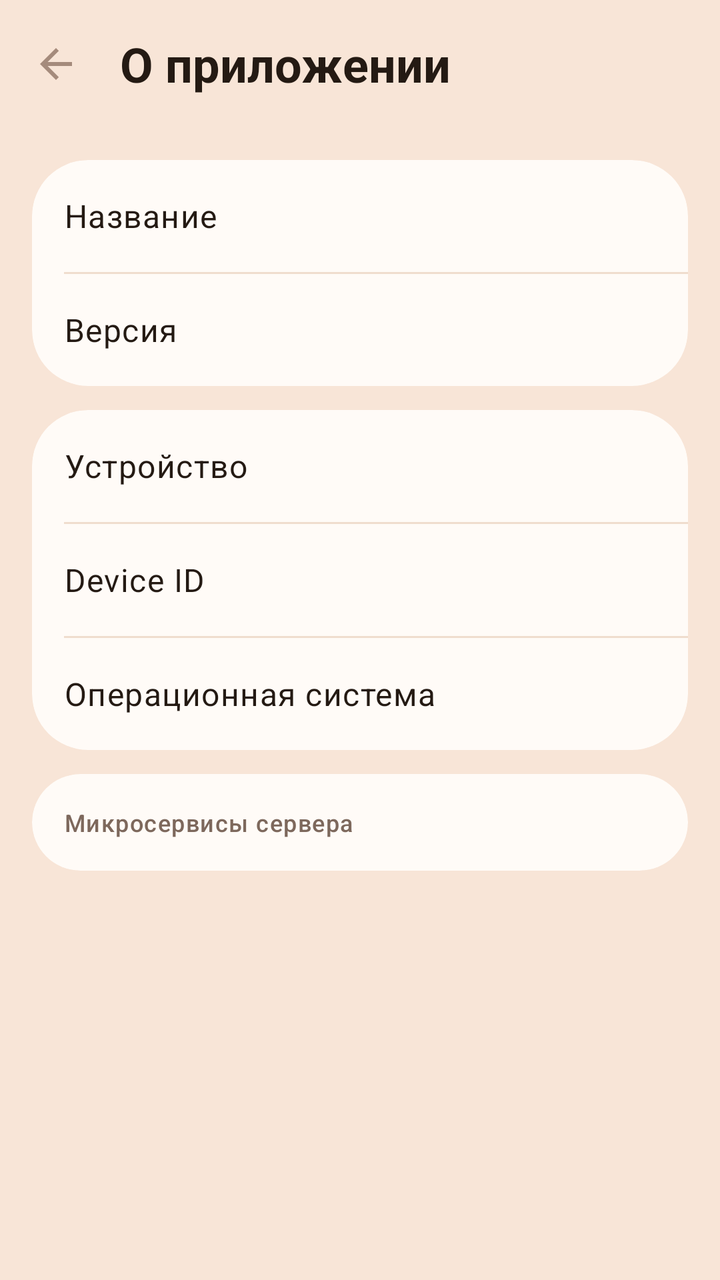
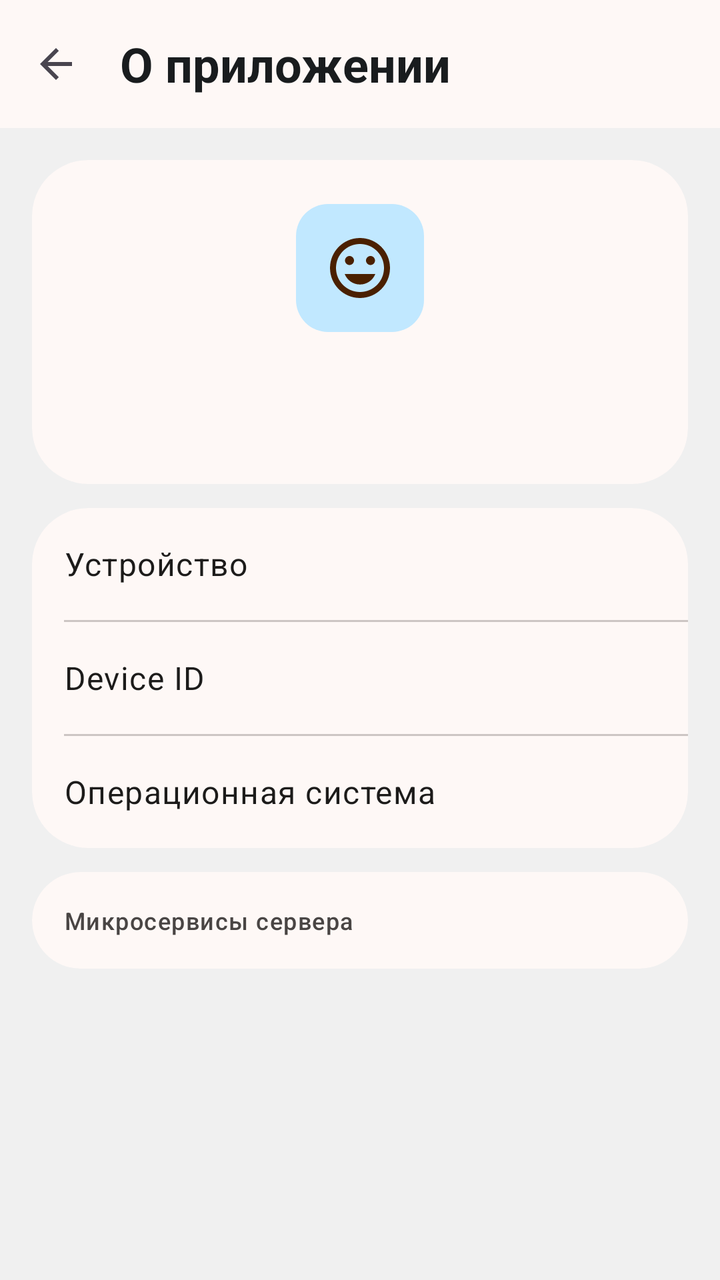

The first picture is an Android layout as it rendered before a commit; the second is the same layout after the commit. The layout source and the unified diff follow.
<!-- AndroidManifest.xml: activity theme Theme.BarkfluffClientAndroid.Settings2A -->
<!-- res/layout/activity_about.xml -->
<?xml version="1.0" encoding="utf-8"?>
<androidx.coordinatorlayout.widget.CoordinatorLayout xmlns:android="http://schemas.android.com/apk/res/android"
    xmlns:app="http://schemas.android.com/apk/res-auto"
    android:layout_width="match_parent"
    android:layout_height="match_parent"
    android:fitsSystemWindows="true">

    <com.google.android.material.appbar.AppBarLayout
        android:id="@+id/appBarLayout"
        android:layout_width="match_parent"
        android:layout_height="wrap_content"
        android:background="?attr/colorSurface">

        <com.google.android.material.appbar.MaterialToolbar
            android:id="@+id/toolbar"
            android:layout_width="match_parent"
            android:layout_height="?attr/actionBarSize"
            app:navigationIcon="@drawable/ic_back"
            app:title="@string/about_settings_title"
            app:titleTextAppearance="@style/TextAppearance.Barkfluff.Settings2A.Title"
            app:titleTextColor="@color/profile_settings_on_surface" />

    </com.google.android.material.appbar.AppBarLayout>

    <androidx.core.widget.NestedScrollView
        android:layout_width="match_parent"
        android:layout_height="match_parent"
        app:layout_behavior="@string/appbar_scrolling_view_behavior">

        <LinearLayout
            android:layout_width="match_parent"
            android:layout_height="wrap_content"
            android:orientation="vertical"
            android:padding="16dp">

            
            <com.google.android.material.card.MaterialCardView
                android:layout_width="match_parent"
                android:layout_height="wrap_content"
                app:cardBackgroundColor="?attr/colorSurfaceContainerLow"
                app:cardCornerRadius="28dp"
                app:cardElevation="0dp"
                app:strokeWidth="0dp">

                <LinearLayout
                    android:layout_width="match_parent"
                    android:layout_height="wrap_content"
                    android:orientation="vertical">

                    
                    <LinearLayout
                        android:layout_width="match_parent"
                        android:layout_height="56dp"
                        android:gravity="center_vertical"
                        android:orientation="horizontal"
                        android:paddingHorizontal="16dp">

                        <TextView
                            android:layout_width="0dp"
                            android:layout_height="wrap_content"
                            android:layout_weight="1"
                            android:text="@string/about_name"
                            android:textAppearance="?attr/textAppearanceBodyLarge"
                            android:textColor="?attr/colorOnSurface" />

                        <TextView
                            android:id="@+id/textAppName"
                            android:layout_width="wrap_content"
                            android:layout_height="wrap_content"
                            android:textAppearance="?attr/textAppearanceBodyMedium"
                            android:textColor="?attr/colorOnSurfaceVariant" />

                    </LinearLayout>

                    <com.google.android.material.divider.MaterialDivider
                        android:layout_width="match_parent"
                        android:layout_height="wrap_content"
                        android:layout_marginStart="16dp" />

                    
                    <LinearLayout
                        android:layout_width="match_parent"
                        android:layout_height="56dp"
                        android:gravity="center_vertical"
                        android:orientation="horizontal"
                        android:paddingHorizontal="16dp">

                        <TextView
                            android:layout_width="0dp"
                            android:layout_height="wrap_content"
                            android:layout_weight="1"
                            android:text="@string/about_version"
                            android:textAppearance="?attr/textAppearanceBodyLarge"
                            android:textColor="?attr/colorOnSurface" />

                        <TextView
                            android:id="@+id/textAppVersion"
                            android:layout_width="wrap_content"
                            android:layout_height="wrap_content"
                            android:textAppearance="?attr/textAppearanceBodyMedium"
                            android:textColor="?attr/colorOnSurfaceVariant" />

                    </LinearLayout>

                </LinearLayout>

            </com.google.android.material.card.MaterialCardView>

            <android.widget.Space
                android:layout_width="match_parent"
                android:layout_height="12dp" />

            
            <com.google.android.material.card.MaterialCardView
                android:layout_width="match_parent"
                android:layout_height="wrap_content"
                app:cardBackgroundColor="?attr/colorSurfaceContainerLow"
                app:cardCornerRadius="28dp"
                app:cardElevation="0dp"
                app:strokeWidth="0dp">

                <LinearLayout
                    android:layout_width="match_parent"
                    android:layout_height="wrap_content"
                    android:orientation="vertical">

                    
                    <LinearLayout
                        android:layout_width="match_parent"
                        android:layout_height="56dp"
                        android:gravity="center_vertical"
                        android:orientation="horizontal"
                        android:paddingHorizontal="16dp">

                        <TextView
                            android:layout_width="0dp"
                            android:layout_height="wrap_content"
                            android:layout_weight="1"
                            android:text="@string/about_device"
                            android:textAppearance="?attr/textAppearanceBodyLarge"
                            android:textColor="?attr/colorOnSurface" />

                        <TextView
                            android:id="@+id/textDeviceName"
                            android:layout_width="wrap_content"
                            android:layout_height="wrap_content"
                            android:textAppearance="?attr/textAppearanceBodyMedium"
                            android:textColor="?attr/colorOnSurfaceVariant" />

                    </LinearLayout>

                    <com.google.android.material.divider.MaterialDivider
                        android:layout_width="match_parent"
                        android:layout_height="wrap_content"
                        android:layout_marginStart="16dp" />

                    
                    <LinearLayout
                        android:layout_width="match_parent"
                        android:layout_height="56dp"
                        android:gravity="center_vertical"
                        android:orientation="horizontal"
                        android:paddingHorizontal="16dp">

                        <TextView
                            android:layout_width="0dp"
                            android:layout_height="wrap_content"
                            android:layout_weight="1"
                            android:text="Device ID"
                            android:textAppearance="?attr/textAppearanceBodyLarge"
                            android:textColor="?attr/colorOnSurface" />

                        <TextView
                            android:id="@+id/textDeviceId"
                            android:layout_width="0dp"
                            android:layout_height="wrap_content"
                            android:layout_weight="1"
                            android:gravity="end"
                            android:textAppearance="?attr/textAppearanceBodySmall"
                            android:textColor="?attr/colorOnSurfaceVariant"
                            android:textIsSelectable="true" />

                    </LinearLayout>

                    <com.google.android.material.divider.MaterialDivider
                        android:layout_width="match_parent"
                        android:layout_height="wrap_content"
                        android:layout_marginStart="16dp" />

                    
                    <LinearLayout
                        android:layout_width="match_parent"
                        android:layout_height="56dp"
                        android:gravity="center_vertical"
                        android:orientation="horizontal"
                        android:paddingHorizontal="16dp">

                        <TextView
                            android:layout_width="0dp"
                            android:layout_height="wrap_content"
                            android:layout_weight="1"
                            android:text="@string/about_os"
                            android:textAppearance="?attr/textAppearanceBodyLarge"
                            android:textColor="?attr/colorOnSurface" />

                        <TextView
                            android:id="@+id/textOsVersion"
                            android:layout_width="wrap_content"
                            android:layout_height="wrap_content"
                            android:textAppearance="?attr/textAppearanceBodyMedium"
                            android:textColor="?attr/colorOnSurfaceVariant" />

                    </LinearLayout>

                </LinearLayout>

            </com.google.android.material.card.MaterialCardView>

            <android.widget.Space
                android:layout_width="match_parent"
                android:layout_height="12dp" />

            
            <com.google.android.material.card.MaterialCardView
                android:layout_width="match_parent"
                android:layout_height="wrap_content"
                app:cardBackgroundColor="?attr/colorSurfaceContainerLow"
                app:cardCornerRadius="28dp"
                app:cardElevation="0dp"
                app:strokeWidth="0dp">

                <LinearLayout
                    android:id="@+id/serverInfoContainer"
                    android:layout_width="match_parent"
                    android:layout_height="wrap_content"
                    android:orientation="vertical">

                    
                    <TextView
                        android:layout_width="wrap_content"
                        android:layout_height="wrap_content"
                        android:padding="16dp"
                        android:paddingBottom="0dp"
                        android:text="@string/about_microservices"
                        android:textAppearance="?attr/textAppearanceLabelMedium"
                        android:textColor="?attr/colorOnSurfaceVariant" />

                </LinearLayout>

            </com.google.android.material.card.MaterialCardView>

        </LinearLayout>

    </androidx.core.widget.NestedScrollView>

</androidx.coordinatorlayout.widget.CoordinatorLayout>
<!-- resources referenced by this layout -->
<resources>
  <color name="profile_settings_on_surface">#241A13</color>
  <string name="about_name">Название</string>
  <string name="about_version">Версия</string>
  <style name="TextAppearance.Barkfluff.Settings2A.Title" parent="TextAppearance.Material3.TitleLarge">
          <item name="android:textSize">24sp</item>
          <item name="android:textStyle">bold</item>
          <item name="android:textColor">@color/profile_settings_on_surface</item>
      </style>
  <style name="Theme.BarkfluffClientAndroid.Settings2A" parent="Theme.BarkfluffClientAndroid">
          <item name="android:windowBackground">@color/profile_settings_background</item>
          <item name="colorPrimary">@color/profile_settings_primary</item>
          <item name="colorOnPrimary">@color/white</item>
          <item name="colorPrimaryContainer">@color/profile_settings_tonal_container</item>
          <item name="colorOnPrimaryContainer">@color/profile_settings_on_tonal_container</item>
          <item name="colorErrorContainer">@color/profile_settings_error_container</item>
          <item name="colorOnErrorContainer">@color/profile_settings_on_error_container</item>
          <item name="colorSurface">@color/profile_settings_background</item>
          <item name="colorSurfaceContainerLowest">@color/profile_settings_surface</item>
          <item name="colorSurfaceContainerLow">@color/profile_settings_surface</item>
          <item name="colorSurfaceContainer">@color/profile_settings_surface</item>
          <item name="colorSurfaceContainerHigh">@color/profile_settings_surface</item>
          <item name="colorSurfaceContainerHighest">@color/profile_settings_surface</item>
          <item name="colorOnSurface">@color/profile_settings_on_surface</item>
          <item name="colorOnSurfaceVariant">@color/profile_settings_on_surface_variant</item>
          <item name="colorSurfaceVariant">@color/profile_settings_switch_off_track</item>
          <item name="colorControlActivated">@color/profile_settings_primary</item>
          <item name="colorControlNormal">@color/profile_settings_switch_off_thumb</item>
          <item name="colorOutline">@color/profile_settings_divider</item>
          <item name="colorOutlineVariant">@color/profile_settings_divider</item>
          <item name="materialCardViewStyle">@style/Widget.Barkfluff.Settings2A.Card</item>
      </style>
  <color name="profile_settings_background">#F8E5D7</color>
  <color name="profile_settings_primary">#96502A</color>
  <color name="white">#FFFFFFFF</color>
  <color name="profile_settings_tonal_container">#FFDBC7</color>
  <color name="profile_settings_on_tonal_container">#713916</color>
  <color name="profile_settings_error_container">#FFDAD0</color>
  <color name="profile_settings_on_error_container">#AB3411</color>
  <color name="profile_settings_surface">#FFFBF7</color>
  <color name="profile_settings_on_surface_variant">#7D685C</color>
  <color name="profile_settings_switch_off_track">#F4E0D2</color>
  <color name="profile_settings_switch_off_thumb">#A58B7C</color>
  <color name="profile_settings_divider">#F0DDCE</color>
  <style name="Widget.Barkfluff.Settings2A.Card" parent="Widget.Material3.CardView.Elevated">
          <item name="cardBackgroundColor">@color/profile_settings_surface</item>
          <item name="cardElevation">0dp</item>
          <item name="strokeWidth">0dp</item>
          <item name="rippleColor">@color/profile_settings_ripple</item>
      </style>
  <color name="profile_settings_ripple">#1F96502A</color>
  <color name="primary">#FF6B35</color>
  <color name="on_primary">#FFFFFF</color>
  <color name="secondary">#2196F3</color>
  <color name="on_secondary">#FFFFFF</color>
  <color name="tertiary">#785A0B</color>
  <color name="on_tertiary">#FFFFFF</color>
  <color name="error">#BA1A1A</color>
  <color name="on_error">#FFFFFF</color>
  <color name="surface">#FEF8F6</color>
  <color name="on_surface">#1C1B1A</color>
  <color name="outline">#7C7775</color>
  <color name="background">#FEF8F6</color>
  <!-- unchanged entries left out for length: 26 -->
</resources>

<!-- the commit's change to res/layout/activity_about.xml (unified diff, before → after) -->
@@ -45,62 +45,35 @@
                 <LinearLayout
                     android:layout_width="match_parent"
                     android:layout_height="wrap_content"
-                    android:orientation="vertical">
-
-                    
-                    <LinearLayout
-                        android:layout_width="match_parent"
-                        android:layout_height="56dp"
-                        android:gravity="center_vertical"
-                        android:orientation="horizontal"
-                        android:paddingHorizontal="16dp">
-
-                        <TextView
-                            android:layout_width="0dp"
-                            android:layout_height="wrap_content"
-                            android:layout_weight="1"
-                            android:text="@string/about_name"
-                            android:textAppearance="?attr/textAppearanceBodyLarge"
-                            android:textColor="?attr/colorOnSurface" />
-
-                        <TextView
-                            android:id="@+id/textAppName"
-                            android:layout_width="wrap_content"
-                            android:layout_height="wrap_content"
-                            android:textAppearance="?attr/textAppearanceBodyMedium"
-                            android:textColor="?attr/colorOnSurfaceVariant" />
-
-                    </LinearLayout>
-
-                    <com.google.android.material.divider.MaterialDivider
-                        android:layout_width="match_parent"
-                        android:layout_height="wrap_content"
-                        android:layout_marginStart="16dp" />
-
-                    
-                    <LinearLayout
-                        android:layout_width="match_parent"
-                        android:layout_height="56dp"
-                        android:gravity="center_vertical"
-                        android:orientation="horizontal"
-                        android:paddingHorizontal="16dp">
-
-                        <TextView
-                            android:layout_width="0dp"
-                            android:layout_height="wrap_content"
-                            android:layout_weight="1"
-                            android:text="@string/about_version"
-                            android:textAppearance="?attr/textAppearanceBodyLarge"
-                            android:textColor="?attr/colorOnSurface" />
-
-                        <TextView
-                            android:id="@+id/textAppVersion"
-                            android:layout_width="wrap_content"
-                            android:layout_height="wrap_content"
-                            android:textAppearance="?attr/textAppearanceBodyMedium"
-                            android:textColor="?attr/colorOnSurfaceVariant" />
-
-                    </LinearLayout>
+                    android:gravity="center_horizontal"
+                    android:orientation="vertical"
+                    android:padding="22dp">
+
+                    <ImageView
+                        android:layout_width="64dp"
+                        android:layout_height="64dp"
+                        android:background="@drawable/bg_settings_tonal_square"
+                        android:padding="14dp"
+                        android:importantForAccessibility="no"
+                        android:src="@drawable/ic_sticker"
+                        app:tint="?attr/colorOnPrimaryContainer" />
+
+                    <TextView
+                        android:id="@+id/textAppName"
+                        android:layout_width="wrap_content"
+                        android:layout_height="wrap_content"
+                        android:layout_marginTop="12dp"
+                        android:textAppearance="?attr/textAppearanceTitleMedium"
+                        android:textColor="?attr/colorOnSurface"
+                        android:textStyle="bold" />
+
+                    <TextView
+                        android:id="@+id/textAppVersion"
+                        android:layout_width="wrap_content"
+                        android:layout_height="wrap_content"
+                        android:layout_marginTop="4dp"
+                        android:textAppearance="?attr/textAppearanceBodySmall"
+                        android:textColor="?attr/colorOnSurfaceVariant" />
 
                 </LinearLayout>
 
<!-- resource entries referenced after the edit -->
@@ -1,55 +1,40 @@
 <!-- resources referenced by this layout -->
 <resources>
-  <color name="profile_settings_on_surface">#241A13</color>
-  <string name="about_name">Название</string>
-  <string name="about_version">Версия</string>
+  <color name="profile_settings_on_surface">@android:color/system_neutral1_900</color>
+  <!-- drawable bg_settings_tonal_square (drawable) -->
+  <?xml version="1.0" encoding="utf-8"?>
+  <shape xmlns:android="http://schemas.android.com/apk/res/android" android:shape="rectangle">
+      <solid android:color="@color/profile_settings_tonal_container" />
+      <corners android:radius="16dp" />
+  </shape>
+  <!-- drawable ic_sticker (drawable) -->
+  <?xml version="1.0" encoding="utf-8"?>
+  <vector xmlns:android="http://schemas.android.com/apk/res/android"
+      android:width="24dp"
+      android:height="24dp"
+      android:viewportWidth="24"
+      android:viewportHeight="24"
+      android:tint="?attr/colorOnSurfaceVariant">
+      <path
+          android:fillColor="@android:color/white"
+          android:pathData="M11.99,2C6.47,2 2,6.48 2,12s4.47,10 9.99,10C17.52,22 22,17.52 22,12S17.52,2 11.99,2zM12,20c-4.42,0 -8,-3.58 -8,-8s3.58,-8 8,-8 8,3.58 8,8 -3.58,8 -8,8zM15.5,11c0.83,0 1.5,-0.67 1.5,-1.5S16.33,8 15.5,8 14,8.67 14,9.5s0.67,1.5 1.5,1.5zM8.5,11c0.83,0 1.5,-0.67 1.5,-1.5S9.33,8 8.5,8 7,8.67 7,9.5 7.67,11 8.5,11zM12,17.5c2.33,0 4.31,-1.46 5.11,-3.5L6.89,14c0.8,2.04 2.78,3.5 5.11,3.5z"/>
+  </vector>
   <style name="TextAppearance.Barkfluff.Settings2A.Title" parent="TextAppearance.Material3.TitleLarge">
           <item name="android:textSize">24sp</item>
           <item name="android:textStyle">bold</item>
-          <item name="android:textColor">@color/profile_settings_on_surface</item>
+          <item name="android:textColor">?attr/colorOnSurface</item>
       </style>
   <style name="Theme.BarkfluffClientAndroid.Settings2A" parent="Theme.BarkfluffClientAndroid">
-          <item name="android:windowBackground">@color/profile_settings_background</item>
-          <item name="colorPrimary">@color/profile_settings_primary</item>
-          <item name="colorOnPrimary">@color/white</item>
-          <item name="colorPrimaryContainer">@color/profile_settings_tonal_container</item>
-          <item name="colorOnPrimaryContainer">@color/profile_settings_on_tonal_container</item>
-          <item name="colorErrorContainer">@color/profile_settings_error_container</item>
-          <item name="colorOnErrorContainer">@color/profile_settings_on_error_container</item>
-          <item name="colorSurface">@color/profile_settings_background</item>
-          <item name="colorSurfaceContainerLowest">@color/profile_settings_surface</item>
-          <item name="colorSurfaceContainerLow">@color/profile_settings_surface</item>
-          <item name="colorSurfaceContainer">@color/profile_settings_surface</item>
-          <item name="colorSurfaceContainerHigh">@color/profile_settings_surface</item>
-          <item name="colorSurfaceContainerHighest">@color/profile_settings_surface</item>
-          <item name="colorOnSurface">@color/profile_settings_on_surface</item>
-          <item name="colorOnSurfaceVariant">@color/profile_settings_on_surface_variant</item>
-          <item name="colorSurfaceVariant">@color/profile_settings_switch_off_track</item>
-          <item name="colorControlActivated">@color/profile_settings_primary</item>
-          <item name="colorControlNormal">@color/profile_settings_switch_off_thumb</item>
-          <item name="colorOutline">@color/profile_settings_divider</item>
-          <item name="colorOutlineVariant">@color/profile_settings_divider</item>
+          <item name="android:windowBackground">?attr/colorSurfaceContainer</item>
           <item name="materialCardViewStyle">@style/Widget.Barkfluff.Settings2A.Card</item>
       </style>
-  <color name="profile_settings_background">#F8E5D7</color>
-  <color name="profile_settings_primary">#96502A</color>
-  <color name="white">#FFFFFFFF</color>
-  <color name="profile_settings_tonal_container">#FFDBC7</color>
-  <color name="profile_settings_on_tonal_container">#713916</color>
-  <color name="profile_settings_error_container">#FFDAD0</color>
-  <color name="profile_settings_on_error_container">#AB3411</color>
-  <color name="profile_settings_surface">#FFFBF7</color>
-  <color name="profile_settings_on_surface_variant">#7D685C</color>
-  <color name="profile_settings_switch_off_track">#F4E0D2</color>
-  <color name="profile_settings_switch_off_thumb">#A58B7C</color>
-  <color name="profile_settings_divider">#F0DDCE</color>
+  <color name="profile_settings_tonal_container">@android:color/system_accent1_100</color>
   <style name="Widget.Barkfluff.Settings2A.Card" parent="Widget.Material3.CardView.Elevated">
-          <item name="cardBackgroundColor">@color/profile_settings_surface</item>
+          <item name="cardBackgroundColor">?attr/colorSurfaceContainerLowest</item>
           <item name="cardElevation">0dp</item>
           <item name="strokeWidth">0dp</item>
-          <item name="rippleColor">@color/profile_settings_ripple</item>
+          <item name="rippleColor">?attr/colorPrimary</item>
       </style>
-  <color name="profile_settings_ripple">#1F96502A</color>
   <color name="primary">#FF6B35</color>
   <color name="on_primary">#FFFFFF</color>
   <color name="secondary">#2196F3</color>
